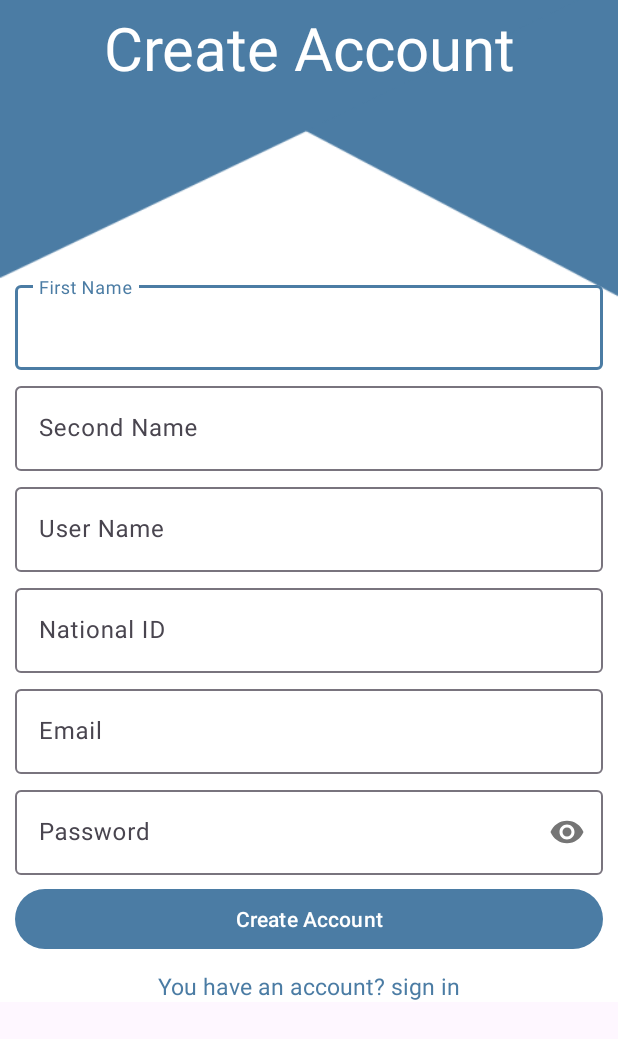
After one commit to BassemAsaad/koraTime, an Android app: the layout activity_register_stadium_manager.xml on its own in the app's theme, with its tools: preview values and no code run, on a phone screen of 412 x 824 dp. The commit adds this screen. Shown: the top 1039 px of the screen. Run offline under Robolectric (Android 15) with nearby library versions, the phone set to English and light mode, and no system bars.

Commit message:
change register

```diff
--- a/app/src/main/java/com/example/koratime/registration/create_account/RegisterActivity.kt
+++ b/app/src/main/java/com/example/koratime/registration/create_account/RegisterActivity.kt
@@ -5,11 +5,11 @@ import android.os.Bundle
 import androidx.lifecycle.ViewModelProvider
 import com.example.koratime.basic.BasicActivity
 import com.example.koratime.R
-import com.example.koratime.databinding.ActivityRegisterBinding
+import com.example.koratime.databinding.ActivityRegisterPlayerBinding
 import com.example.koratime.registration.log_in.LoginActivity
 import com.example.koratime.home.HomeActivity
 
-class RegisterActivity : BasicActivity<ActivityRegisterBinding, RegisterViewModel>(),RegisterNavigator {
+class RegisterActivity : BasicActivity<ActivityRegisterPlayerBinding, RegisterViewModel>(),RegisterNavigator {
 
     override fun onCreate(savedInstanceState: Bundle?) {
         super.onCreate(savedInstanceState)
@@ -24,7 +24,7 @@ class RegisterActivity : BasicActivity<ActivityRegisterBinding, RegisterViewMode
     }
 
     override fun getLayoutID(): Int {
-        return R.layout.activity_register
+        return R.layout.activity_register_player
     }
     override fun initViewModel(): RegisterViewModel {
         return ViewModelProvider(this).get(RegisterViewModel::class.java)
--- /dev/null
+++ b/app/src/main/res/layout/activity_register_stadium_manager.xml
@@ -0,0 +1,221 @@
+<?xml version="1.0" encoding="utf-8"?>
+<layout xmlns:android="http://schemas.android.com/apk/res/android"
+    xmlns:app="http://schemas.android.com/apk/res-auto"
+    xmlns:tools="http://schemas.android.com/tools">
+
+    <data>
+        <variable
+            name="registerVM"
+            type="com.example.koratime.registration.create_account.RegisterViewModel"
+            />
+    </data>
+
+    <ScrollView
+        android:layout_width="match_parent"
+        android:layout_height="match_parent"
+        >
+        <androidx.constraintlayout.widget.ConstraintLayout
+            android:layout_width="match_parent"
+            android:layout_height="wrap_content"
+            android:fitsSystemWindows="true"
+            tools:context=".registration.RegisterActivity"
+            android:background="@drawable/main_bg">
+
+            <com.google.android.material.appbar.AppBarLayout
+                android:id="@+id/app_bar"
+                app:layout_constraintTop_toTopOf="parent"
+                android:layout_height="wrap_content"
+                android:layout_width="match_parent"
+                android:fitsSystemWindows="true"
+                android:background="@color/transparent"
+                android:elevation="0dp">
+
+                <com.google.android.material.appbar.MaterialToolbar
+                    android:id="@+id/toolbar"
+                    android:layout_width="match_parent"
+                    android:layout_height="match_parent">
+
+                    <androidx.constraintlayout.widget.ConstraintLayout
+                        android:layout_width="match_parent"
+                        android:layout_height="match_parent"
+                        android:layout_marginHorizontal="50dp"
+                        >
+
+                        <TextView
+                            android:layout_width="wrap_content"
+                            android:layout_height="wrap_content"
+                            app:layout_constraintStart_toStartOf="parent"
+                            app:layout_constraintEnd_toEndOf="parent"
+                            app:layout_constraintTop_toTopOf="parent"
+                            app:layout_constraintBottom_toBottomOf="parent"
+                            android:text="@string/create_account"
+                            android:textSize="40sp"
+                            android:textColor="@color/white"
+                            android:background="@color/transparent"
+                            android:gravity="center" />
+                    </androidx.constraintlayout.widget.ConstraintLayout>
+                </com.google.android.material.appbar.MaterialToolbar>
+
+            </com.google.android.material.appbar.AppBarLayout>
+
+            <androidx.constraintlayout.widget.ConstraintLayout
+                android:layout_width="match_parent"
+                android:layout_height="wrap_content"
+                app:layout_constraintTop_toBottomOf="@+id/app_bar"
+                app:layout_constraintBottom_toBottomOf="parent"
+
+                >
+
+                <androidx.constraintlayout.widget.Guideline
+                    android:id="@+id/guide_line"
+                    android:layout_width="match_parent"
+                    android:layout_height="wrap_content"
+                    android:orientation="horizontal"
+                    app:layout_constraintGuide_percent=".20" />
+
+                <LinearLayout
+                    android:layout_width="match_parent"
+                    android:layout_height="wrap_content"
+                    app:layout_constraintTop_toBottomOf="@id/guide_line"
+                    android:orientation="vertical"
+                    android:paddingHorizontal="10dp">
+
+                    <com.google.android.material.textfield.TextInputLayout
+                        android:id="@+id/first_name_layout"
+                        android:layout_width="match_parent"
+                        android:layout_height="wrap_content"
+                        app:boxBackgroundColor="@color/transparent"
+                        app:error="@{registerVM.firstNameError}"
+                        >
+
+                        <EditText
+                            android:layout_width="match_parent"
+                            android:layout_height="match_parent"
+                            android:hint="First Name"
+                            android:text="@={registerVM.firstName}"
+                            />
+                    </com.google.android.material.textfield.TextInputLayout>
+
+
+
+                    <com.google.android.material.textfield.TextInputLayout
+                        android:id="@+id/second_name_layout"
+                        android:layout_width="match_parent"
+                        android:layout_height="wrap_content"
+                        android:layout_marginTop="5dp"
+                        app:boxBackgroundColor="@color/transparent"
+                        app:error="@{registerVM.secondNameError}"
+
+                        >
+                        <EditText
+                            android:layout_width="match_parent"
+                            android:layout_height="match_parent"
+                            android:hint="Second Name"
+                            android:text="@={registerVM.secondName}"
+                            />
+                    </com.google.android.material.textfield.TextInputLayout>
+
+                    <com.google.android.material.textfield.TextInputLayout
+                        android:id="@+id/user_name_layout"
+                        android:layout_width="match_parent"
+                        android:layout_height="wrap_content"
+                        android:layout_marginTop="5dp"
+                        app:boxBackgroundColor="@color/transparent"
+                        app:error="@{registerVM.userNameError}"
+
+                        >
+                        <EditText
+                            android:layout_width="match_parent"
+                            android:layout_height="match_parent"
+                            android:hint="User Name"
+                            android:text="@={registerVM.userName}"
+
+                            />
+                    </com.google.android.material.textfield.TextInputLayout>
+
+                    <com.google.android.material.textfield.TextInputLayout
+                        android:id="@+id/nationalId_layout"
+                        android:layout_width="match_parent"
+                        android:layout_height="wrap_content"
+                        android:layout_marginTop="5dp"
+                        app:boxBackgroundColor="@color/transparent"
+                        app:error="@{registerVM.emailError}"
+
+                        >
+                        <com.google.android.material.textfield.TextInputEditText
+                            android:layout_width="match_parent"
+                            android:layout_height="match_parent"
+                            android:hint="National ID"
+                            android:text="@={registerVM.email}"
+                            android:inputType="textEmailAddress"
+                            />
+                    </com.google.android.material.textfield.TextInputLayout>
+
+                    <com.google.android.material.textfield.TextInputLayout
+                        android:id="@+id/email_layout"
+                        android:layout_width="match_parent"
+                        android:layout_height="wrap_content"
+                        android:layout_marginTop="5dp"
+                        app:boxBackgroundColor="@color/transparent"
+                        app:error="@{registerVM.emailError}"
+
+                        >
+                        <com.google.android.material.textfield.TextInputEditText
+                            android:layout_width="match_parent"
+                            android:layout_height="match_parent"
+                            android:hint="Email"
+                            android:text="@={registerVM.email}"
+                            android:inputType="textEmailAddress"
+                            />
+                    </com.google.android.material.textfield.TextInputLayout>
+
+                    <com.google.android.material.textfield.TextInputLayout
+                        android:id="@+id/password_layout"
+                        android:layout_width="match_parent"
+                        android:layout_height="wrap_content"
+                        android:layout_marginTop="5dp"
+                        app:boxBackgroundColor="@color/transparent"
+                        app:error="@{registerVM.passwordError}"
+                        app:passwordToggleEnabled="true"
+                        >
+
+                        <com.google.android.material.textfield.TextInputEditText
+                            android:layout_width="match_parent"
+                            android:layout_height="match_parent"
+                            android:hint="Password"
+                            android:text="@={registerVM.password}"
+                            android:inputType="textPassword"
+
+                            />
+                    </com.google.android.material.textfield.TextInputLayout>
+
+                    <Button
+                        android:id="@+id/create_account"
+                        android:layout_width="match_parent"
+                        android:layout_height="wrap_content"
+                        android:layout_marginTop="5dp"
+                        android:text="@string/create_account"
+                        android:paddingVertical="10dp"
+                        android:onClick="@{()->registerVM.createAccount()}"
+                        />
+
+                    <TextView
+                        android:id="@+id/log_in"
+                        android:layout_width="wrap_content"
+                        android:layout_height="wrap_content"
+                        android:text="You have an account? sign in"
+                        android:layout_gravity="center"
+                        android:layout_marginTop="10dp"
+                        android:textSize="15sp"
+                        android:textColor="@color/primary"
+                        />
+
+
+                </LinearLayout>
+            </androidx.constraintlayout.widget.ConstraintLayout>
+
+
+        </androidx.constraintlayout.widget.ConstraintLayout>
+
+    </ScrollView>
+</layout>
```
Also changed, not shown: app/src/main/res/layout/activity_register_player.xml (renamed from app/src/main/res/layout/activity_register.xml).
